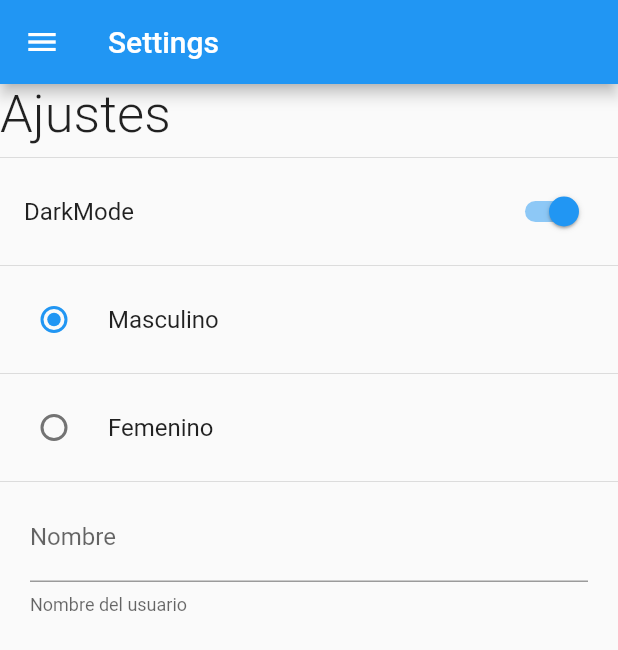
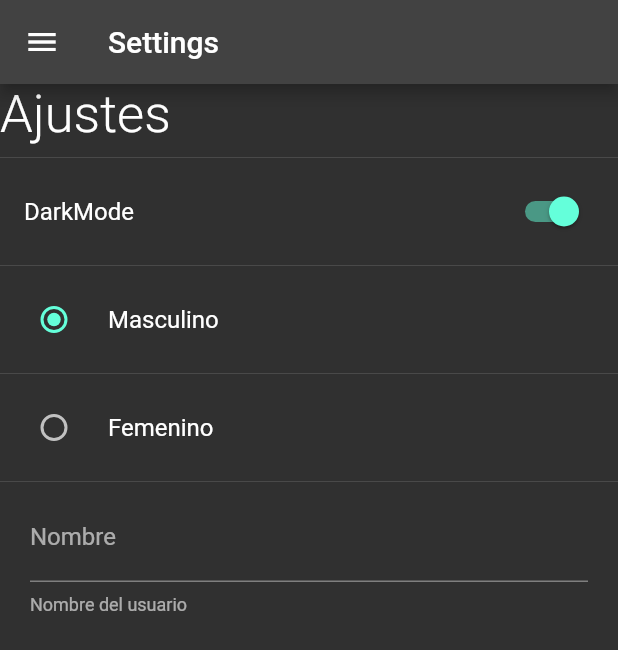
Before and after one commit to RommelOlachea/settings_app, a Flutter app: the SettingScreen screen opened by its route, after a tap on "DarkMode", on a phone screen of 412 x 824 dp. Shown: the top 650 px of the screen. Run offline on Flutter 3.47's test engine with Material 2 defaults, Android fonts, the phone set to English and light mode, and no system bars; our stand-ins replace shared_preferences; accounts and stored records are empty.

Commit message:
Implementacion del provider para cambiar el tema dinamicamente

```diff
--- /dev/null
+++ b/lib/providers/theme_provider.dart
@@ -0,0 +1,18 @@
+import 'package:flutter/material.dart';
+
+class ThemeProvider extends ChangeNotifier {
+  ThemeData currenteTheme;
+
+  ThemeProvider({required bool isDarkmode})
+      : currenteTheme = isDarkmode ? ThemeData.dark() : ThemeData.light();
+
+  setLightMode() {
+    currenteTheme = ThemeData.light();
+    notifyListeners();
+  }
+
+  setDartkmode() {
+    currenteTheme = ThemeData.dark();
+    notifyListeners();
+  }
+}
--- a/lib/screens/settings_screen.dart
+++ b/lib/screens/settings_screen.dart
@@ -1,6 +1,8 @@
 import 'package:flutter/material.dart';
+import 'package:preferences_app/providers/theme_provider.dart';
 import 'package:preferences_app/share_preferences/preferences.dart';
 import 'package:preferences_app/widgets/widgets.dart';
+import 'package:provider/provider.dart';
 
 class SettingScreen extends StatefulWidget {
   static const String routerName = 'Settings';
@@ -36,6 +38,12 @@ class _SettingScreenState extends State<SettingScreen> {
                 title: const Text('DarkMode'),
                 onChanged: (value) {
                   Preferences.isDarkMode = value;
+                  final themeProvider =
+                      Provider.of<ThemeProvider>(context, listen: false);
+                  value
+                      ? themeProvider.setDartkmode()
+                      : themeProvider.setLightMode();
+
                   setState(() {});
                 }),
             const Divider(),
--- a/pubspec.yaml
+++ b/pubspec.yaml
@@ -36,6 +36,7 @@ dependencies:
   # Use with the CupertinoIcons class for iOS style icons.
   cupertino_icons: ^1.0.2
   shared_preferences: ^2.0.17
+  provider: ^6.0.5
 
 dev_dependencies:
   flutter_test:
```
Also changed, not shown: lib/main.dart (+12 -2 lines), pubspec.lock, 1 other file.
